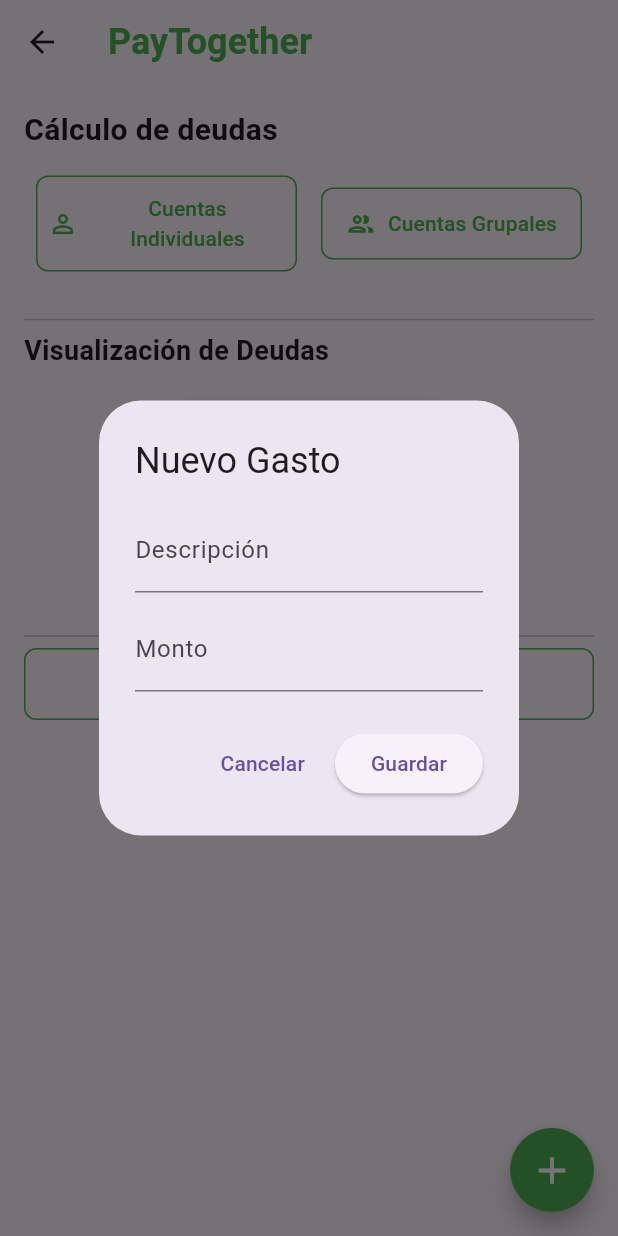
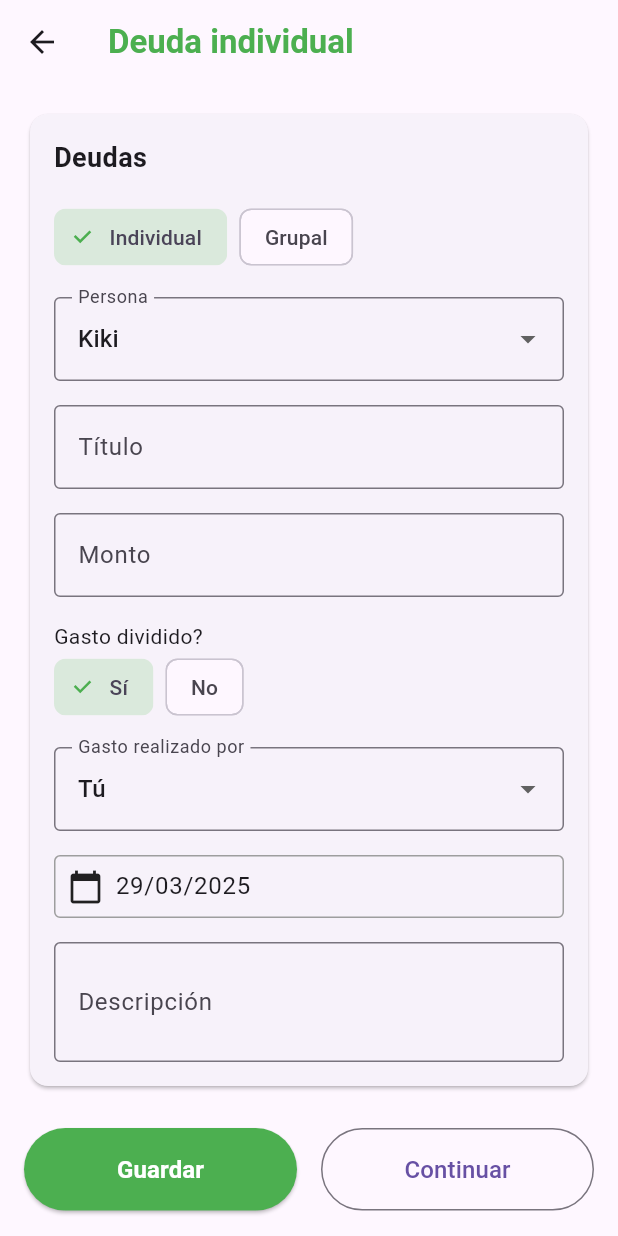
Before and after one commit to Myshelluwu/paytogether, a Flutter app: the Menu screen opened by its route, after a tap on the "add" icon, on a phone screen of 412 x 824 dp. Run offline on Flutter 3.47's test engine with Material 3 defaults, Android fonts, the phone set to English and light mode, and no system bars; Roboto replaces fonts that are missing (Poppins).

Commit message:
Pantalla de agrregar gasto modificada

```diff
--- /dev/null
+++ b/lib/agregar_gasto.dart
@@ -0,0 +1,425 @@
+import 'package:flutter/material.dart';
+
+class AgregarGastoScreen extends StatefulWidget {
+  const AgregarGastoScreen({super.key});
+
+  @override
+  State<AgregarGastoScreen> createState() => _AgregarGastoScreenState();
+}
+
+class _AgregarGastoScreenState extends State<AgregarGastoScreen> {
+  final _formKey = GlobalKey<FormState>();
+  final _descripcionController = TextEditingController();
+  final _montoController = TextEditingController();
+  final _tituloController = TextEditingController();
+  String _tipoGasto = 'individual';
+  String _pagadoPor = 'Tú';
+  final List<String> _participantes = ['Tú', 'Kiki', 'Oddie', 'O\'Brien'];
+  List<bool> _seleccionados = [true, false, false, false];
+  bool _gastoDividido = true;
+  String _selectedPersona = 'Kiki';
+  String _selectedGrupo = 'Escuela';
+
+  @override
+  void dispose() {
+    _descripcionController.dispose();
+    _montoController.dispose();
+    _tituloController.dispose();
+    super.dispose();
+  }
+
+  @override
+  Widget build(BuildContext context) {
+    return Scaffold(
+      appBar: AppBar(
+        title: Text(
+          'Deuda ${_tipoGasto == 'individual' ? 'individual' : 'grupal'}',
+          style: const TextStyle(
+            color: Colors.green,
+            fontWeight: FontWeight.bold,
+          ),
+        ),
+      ),
+      body: SingleChildScrollView(
+        padding: const EdgeInsets.all(16.0),
+        child: Form(
+          key: _formKey,
+          child: Column(
+            crossAxisAlignment: CrossAxisAlignment.start,
+            children: [
+              // Selector de tipo de deuda
+              Card(
+                child: Padding(
+                  padding: const EdgeInsets.all(16.0),
+                  child: Column(
+                    crossAxisAlignment: CrossAxisAlignment.start,
+                    children: [
+                      const Text(
+                        'Deudas',
+                        style: TextStyle(
+                          fontSize: 18,
+                          fontWeight: FontWeight.bold,
+                        ),
+                      ),
+                      const SizedBox(height: 16),
+                      Row(
+                        children: [
+                          FilterChip(
+                            label: const Text('Individual'),
+                            selected: _tipoGasto == 'individual',
+                            onSelected: (bool selected) {
+                              setState(() {
+                                _tipoGasto = 'individual';
+                              });
+                            },
+                            selectedColor: Colors.green.withOpacity(0.2),
+                            checkmarkColor: Colors.green,
+                          ),
+                          const SizedBox(width: 8),
+                          FilterChip(
+                            label: const Text('Grupal'),
+                            selected: _tipoGasto == 'grupal',
+                            onSelected: (bool selected) {
+                              setState(() {
+                                _tipoGasto = 'grupal';
+                              });
+                            },
+                            selectedColor: Colors.green.withOpacity(0.2),
+                            checkmarkColor: Colors.green,
+                          ),
+                        ],
+                      ),
+                      const SizedBox(height: 16),
+
+                      // Campos específicos según el tipo de gasto
+                      if (_tipoGasto == 'individual') ...[
+                        // Selector de persona
+                        DropdownButtonFormField<String>(
+                          decoration: const InputDecoration(
+                            labelText: 'Persona',
+                            border: OutlineInputBorder(),
+                          ),
+                          value: _selectedPersona,
+                          items:
+                              ['Kiki', 'Oddie', 'O\'Brien'].map((String value) {
+                            return DropdownMenuItem<String>(
+                              value: value,
+                              child: Text(value),
+                            );
+                          }).toList(),
+                          onChanged: (String? newValue) {
+                            setState(() {
+                              _selectedPersona = newValue!;
+                            });
+                          },
+                        ),
+                      ] else ...[
+                        // Selector de grupo
+                        DropdownButtonFormField<String>(
+                          decoration: const InputDecoration(
+                            labelText: 'Grupo',
+                            border: OutlineInputBorder(),
+                          ),
+                          value: _selectedGrupo,
+                          items: ['Escuela', 'Amigos', 'Familia']
+                              .map((String value) {
+                            return DropdownMenuItem<String>(
+                              value: value,
+                              child: Text(value),
+                            );
+                          }).toList(),
+                          onChanged: (String? newValue) {
+                            setState(() {
+                              _selectedGrupo = newValue!;
+                            });
+                          },
+                        ),
+                      ],
+                      const SizedBox(height: 16),
+
+                      // Título
+                      TextFormField(
+                        controller: _tituloController,
+                        decoration: const InputDecoration(
+                          labelText: 'Título',
+                          border: OutlineInputBorder(),
+                        ),
+                        validator: (value) {
+                          if (value == null || value.isEmpty) {
+                            return 'Por favor ingresa un título';
+                          }
+                          return null;
+                        },
+                      ),
+                      const SizedBox(height: 16),
+
+                      // Monto
+                      TextFormField(
+                        controller: _montoController,
+                        decoration: const InputDecoration(
+                          labelText: 'Monto',
+                          border: OutlineInputBorder(),
+                          prefixText: '\$',
+                        ),
+                        keyboardType: TextInputType.number,
+                        validator: (value) {
+                          if (value == null || value.isEmpty) {
+                            return 'Por favor ingresa un monto';
+                          }
+                          if (double.tryParse(value) == null) {
+                            return 'Por favor ingresa un monto válido';
+                          }
+                          return null;
+                        },
+                      ),
+                      const SizedBox(height: 16),
+
+                      if (_tipoGasto == 'individual') ...[
+                        // Gasto dividido
+                        const Text('Gasto dividido?'),
+                        Row(
+                          children: [
+                            FilterChip(
+                              label: const Text('Sí'),
+                              selected: _gastoDividido,
+                              onSelected: (bool selected) {
+                                setState(() {
+                                  _gastoDividido = true;
+                                });
+                              },
+                              selectedColor: Colors.green.withOpacity(0.2),
+                              checkmarkColor: Colors.green,
+                            ),
+                            const SizedBox(width: 8),
+                            FilterChip(
+                              label: const Text('No'),
+                              selected: !_gastoDividido,
+                              onSelected: (bool selected) {
+                                setState(() {
+                                  _gastoDividido = false;
+                                });
+                              },
+                              selectedColor: Colors.green.withOpacity(0.2),
+                              checkmarkColor: Colors.green,
+                            ),
+                          ],
+                        ),
+                      ] else ...[
+                        // Monto divisible entre
+                        DropdownButtonFormField<String>(
+                          decoration: const InputDecoration(
+                            labelText: 'Monto divisible entre',
+                            border: OutlineInputBorder(),
+                          ),
+                          value: 'Todos',
+                          items: ['Todos', 'Algunos'].map((String value) {
+                            return DropdownMenuItem<String>(
+                              value: value,
+                              child: Text(value),
+                            );
+                          }).toList(),
+                          onChanged: (String? newValue) {
+                            setState(() {
+                              if (newValue == 'Todos') {
+                                _seleccionados = List.generate(
+                                    _participantes.length, (index) => true);
+                              } else {
+                                _seleccionados = List.generate(
+                                    _participantes.length, (index) => false);
+                              }
+                            });
+                          },
+                        ),
+                        const SizedBox(height: 8),
+                        // Lista de participantes con casillas (solo visible cuando se selecciona "Algunos")
+                        if (_seleccionados.contains(false)) ...[
+                          const Text(
+                            'Selecciona los participantes:',
+                            style: TextStyle(
+                              fontSize: 14,
+                              color: Colors.grey,
+                            ),
+                          ),
+                          const SizedBox(height: 8),
+                          ListView.builder(
+                            shrinkWrap: true,
+                            physics: const NeverScrollableScrollPhysics(),
+                            itemCount: _participantes.length,
+                            itemBuilder: (context, index) {
+                              return CheckboxListTile(
+                                title: Text(_participantes[index]),
+                                value: _seleccionados[index],
+                                onChanged: (bool? value) {
+                                  setState(() {
+                                    _seleccionados[index] = value!;
+                                  });
+                                },
+                                activeColor: Colors.green,
+                                controlAffinity:
+                                    ListTileControlAffinity.leading,
+                              );
+                            },
+                          ),
+                        ],
+                      ],
+                      const SizedBox(height: 16),
+                      //////
+                      if (_tipoGasto == 'individual') ...[
+                        // Gasto realizado por (solo muestra la persona seleccionada o "Tú")
+                        DropdownButtonFormField<String>(
+                          decoration: const InputDecoration(
+                            labelText: 'Gasto realizado por',
+                            border: OutlineInputBorder(),
+                          ),
+                          value: _pagadoPor,
+                          items: ['Tú', _selectedPersona].map((String value) {
+                            return DropdownMenuItem<String>(
+                              value: value,
+                              child: Text(value),
+                            );
+                          }).toList(),
+                          onChanged: (String? newValue) {
+                            setState(() {
+                              _pagadoPor = newValue!;
+                            });
+                          },
+                        ),
+                      ] else ...[
+                        // Gasto realizado por (muestra todos los participantes del grupo)
+                        DropdownButtonFormField<String>(
+                          decoration: const InputDecoration(
+                            labelText: 'Gasto realizado por',
+                            border: OutlineInputBorder(),
+                          ),
+                          value: _pagadoPor,
+                          items: _participantes.map((String value) {
+                            return DropdownMenuItem<String>(
+                              value: value,
+                              child: Text(value),
+                            );
+                          }).toList(),
+                          onChanged: (String? newValue) {
+                            setState(() {
+                              _pagadoPor = newValue!;
+                            });
+                          },
+                        ),
+                      ],
+                      ///////
+                      const SizedBox(height: 16),
+
+                      // Fecha
+                      Container(
+                        padding: const EdgeInsets.all(8),
+                        decoration: BoxDecoration(
+                          border: Border.all(color: Colors.grey),
+                          borderRadius: BorderRadius.circular(4),
+                        ),
+                        child: Row(
+                          children: [
+                            const Icon(Icons.calendar_today),
+                            const SizedBox(width: 8),
+                            Text(
+                              '29/03/2025',
+                              style: Theme.of(context).textTheme.bodyLarge,
+                            ),
+                          ],
+                        ),
+                      ),
+                      const SizedBox(height: 16),
+
+                      // Descripción
+                      TextFormField(
+                        controller: _descripcionController,
+                        decoration: const InputDecoration(
+                          labelText: 'Descripción',
+                          border: OutlineInputBorder(),
+                        ),
+                        maxLines: 2,
+                        validator: (value) {
+                          if (value == null || value.isEmpty) {
+                            return 'Por favor ingresa una descripción';
+                          }
+                          return null;
+                        },
+                      ),
+                    ],
+                  ),
+                ),
+              ),
+              const SizedBox(height: 24),
+
+              // Botones
+              Row(
+                children: [
+                  Expanded(
+                    child: ElevatedButton(
+                      onPressed: _guardarGasto,
+                      style: ElevatedButton.styleFrom(
+                        backgroundColor: Colors.green,
+                        padding: const EdgeInsets.symmetric(vertical: 16),
+                      ),
+                      child: const Text(
+                        'Guardar',
+                        style: TextStyle(
+                          fontSize: 16,
+                          fontWeight: FontWeight.bold,
+                          color: Colors.white,
+                        ),
+                      ),
+                    ),
+                  ),
+                  const SizedBox(width: 16),
+                  Expanded(
+                    child: OutlinedButton(
+                      onPressed: () {
+                        if (_formKey.currentState!.validate()) {
+                          ScaffoldMessenger.of(context).showSnackBar(
+                            const SnackBar(
+                              content: Text('Gasto añadido correctamente'),
+                              backgroundColor: Colors.green,
+                              duration: Duration(seconds: 2),
+                            ),
+                          );
+                          // Limpiar los campos
+                          _tituloController.clear();
+                          _montoController.clear();
+                          _descripcionController.clear();
+                          setState(() {
+                            _pagadoPor = 'Tú';
+                            if (_tipoGasto == 'individual') {
+                              _selectedPersona = 'Kiki';
+                            } else {
+                              _seleccionados = List.generate(
+                                  _participantes.length, (index) => true);
+                            }
+                          });
+                        }
+                      },
+                      style: OutlinedButton.styleFrom(
+                        padding: const EdgeInsets.symmetric(vertical: 16),
+                      ),
+                      child: const Text(
+                        'Continuar',
+                        style: TextStyle(
+                          fontSize: 16,
+                        ),
+                      ),
+                    ),
+                  ),
+                ],
+              ),
+            ],
+          ),
+        ),
+      ),
+    );
+  }
+
+  void _guardarGasto() {
+    if (_formKey.currentState!.validate()) {
+      // Aquí iría la lógica para guardar el gasto
+      Navigator.pop(context);
+    }
+  }
+}
--- a/lib/menu.dart
+++ b/lib/menu.dart
@@ -2,6 +2,7 @@ import 'package:flutter/material.dart';
 import 'package:paytogether/circulo.dart';
 import 'package:paytogether/cuentasind.dart';
 import 'package:paytogether/cuentasgru.dart';
+import 'package:paytogether/agregar_gasto.dart';
 
 class Menu extends StatelessWidget {
   const Menu({super.key});
@@ -160,7 +161,7 @@ class Menu extends StatelessWidget {
 
   FloatingActionButton _buildFloatingActionButton(BuildContext context) {
     return FloatingActionButton(
-      onPressed: () => _showAddExpenseDialog(context),
+      onPressed: () => _navigateTo(context, const AgregarGastoScreen()),
       tooltip: 'Añadir Gasto',
       shape: const CircleBorder(),
       backgroundColor: Colors.green,
```
Also changed, not shown: 1 other file.
